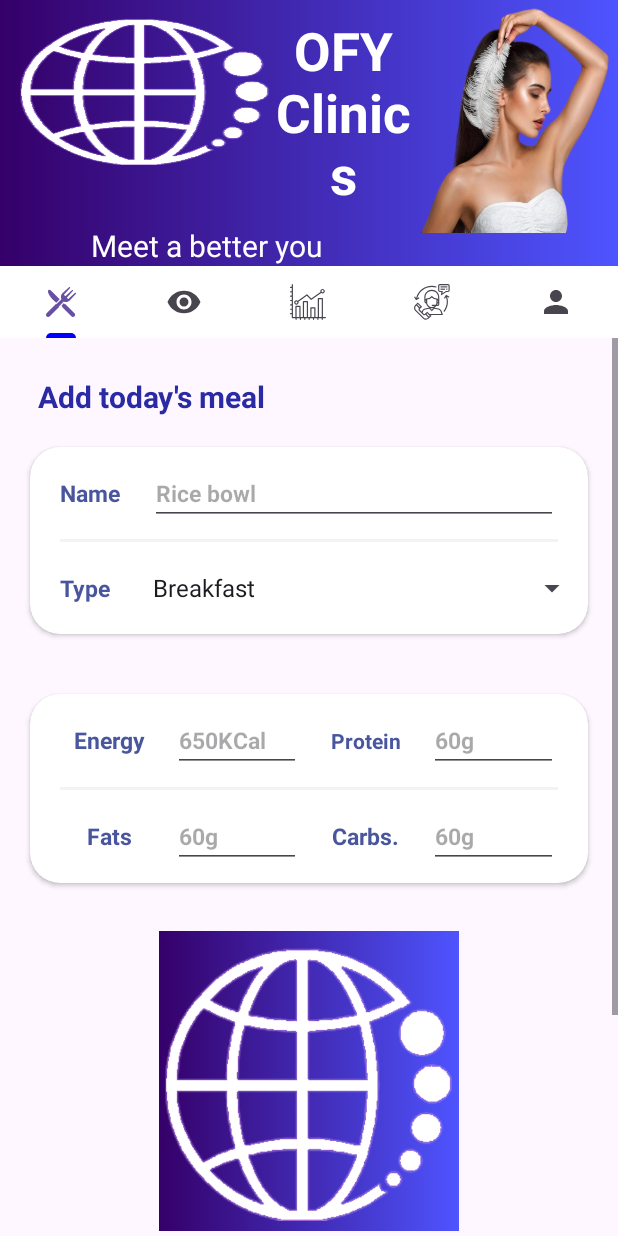
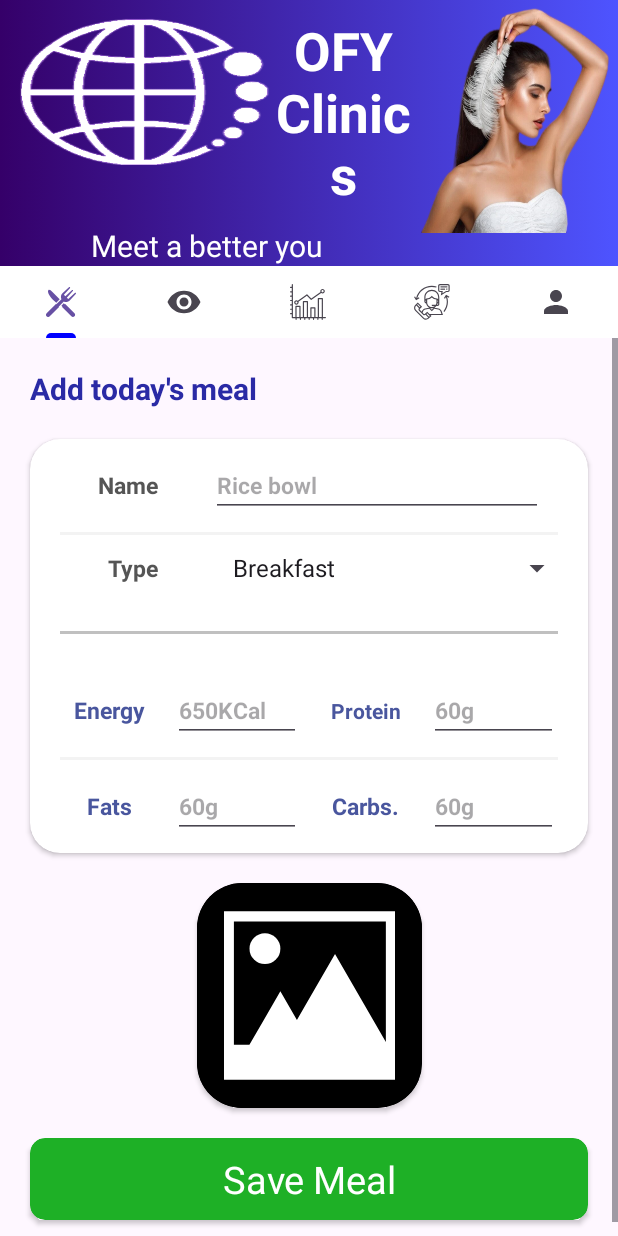
Before and after one commit to PrathameshBhagat/OFY-Wellness, an Android app: the AddMealTab screen opened directly, with no data from a screen before it, on a phone screen of 412 x 824 dp. Run offline under Robolectric (Android 15) with nearby library versions, the phone set to English and light mode, and no system bars; our stand-ins replace Firebase (no records; nobody signed in at launch, a user with empty details on screens opened directly); pictures from the network do not load.

Commit message:
Added comments and updated UI in add meal tab and view meal tab need Clr+Alt+L in add meal tab

```diff
--- a/app/src/main/java/com/ofywellness/fragments/AddMealTab.java
+++ b/app/src/main/java/com/ofywellness/fragments/AddMealTab.java
@@ -51,7 +51,7 @@ public class AddMealTab extends Fragment {
     @Override
     public View onCreateView(LayoutInflater inflater, ViewGroup container, Bundle savedInstanceState) {
         // Inflate the layout for this fragment and store it,
-        // modification for the spinner
+        // modification for getting the view object
         View view = inflater.inflate(R.layout.fragment_add_meal_tab, container, false);
 
         // Get the spinner object and set listeners for events
@@ -77,7 +77,7 @@ public class AddMealTab extends Fragment {
 
 
         // Add button to upload today's meal to the "DATABASE"
-        view.findViewById(R.id.upload_meal_button).setOnClickListener(new View.OnClickListener() {
+        view.findViewById(R.id.meal_upload_meal_button).setOnClickListener(new View.OnClickListener() {
             @Override
             public void onClick(View v) {
 
--- /dev/null
+++ b/app/src/main/res/drawable/add_image_icon.xml
@@ -0,0 +1,12 @@
+<vector xmlns:android="http://schemas.android.com/apk/res/android"
+    android:width="512dp"
+    android:height="512dp"
+    android:viewportWidth="512"
+    android:viewportHeight="512">
+  <path
+      android:fillColor="#FFFFFFFF"
+      android:pathData="M31.5,34.5v443h449v-443H31.5zM57.5,61.5h399v316.48l-57.26,-99.18L323,146.75l-76.24,132.05l-23.81,41.25l-0.71,-1.22L179.5,244.79l-42.74,74.03L98.26,385.5H57.5V61.5z"/>
+  <path
+      android:fillColor="#FFFFFFFF"
+      android:pathData="M139,133m-40.5,0a40.5,40.5 0,1 1,81 0a40.5,40.5 0,1 1,-81 0"/>
+</vector>
--- /dev/null
+++ b/app/src/main/res/drawable/next_icon.xml
@@ -0,0 +1,5 @@
+<vector xmlns:android="http://schemas.android.com/apk/res/android" android:autoMirrored="true" android:height="24dp" android:tint="#000000" android:viewportHeight="24" android:viewportWidth="24" android:width="24dp">
+
+    <path android:fillColor="@android:color/white" android:pathData="M10,6L8.59,7.41 13.17,12l-4.58,4.59L10,18l6,-6z"/>
+
+</vector>
--- a/app/src/main/res/layout/fragment_add_meal_tab.xml
+++ b/app/src/main/res/layout/fragment_add_meal_tab.xml
@@ -6,7 +6,7 @@
     android:layout_height="match_parent"
     tools:context=".fragments.AddMealTab">
 
-    <!-- LinearLayout to hold all the views -->
+    <!-- LinearLayout to hold all the views including the hidden progress bar-->
     <LinearLayout
         android:layout_width="match_parent"
         android:layout_height="wrap_content"
@@ -23,9 +23,7 @@
                 android:id="@+id/meal_add_meal_label"
                 android:layout_width="wrap_content"
                 android:layout_height="wrap_content"
-                android:layout_margin="25dp"
-                android:layout_marginStart="24dp"
-                android:layout_marginTop="24dp"
+                android:layout_margin="20dp"
                 android:text="Add today's meal"
                 android:textColor="#2A2AA5"
                 android:textSize="20sp"
@@ -33,9 +31,9 @@
                 app:layout_constraintStart_toStartOf="parent"
                 app:layout_constraintTop_toTopOf="parent" />
 
-            <!-- CardView for meal name -->
+            <!-- CardView for meal name and type -->
             <androidx.cardview.widget.CardView
-                android:id="@+id/meal_name_card"
+                android:id="@+id/meal_name_type_card"
                 android:layout_width="match_parent"
                 android:layout_height="wrap_content"
                 android:layout_margin="20dp"
@@ -44,33 +42,38 @@
                 app:layout_constraintStart_toStartOf="parent"
                 app:layout_constraintTop_toBottomOf="@+id/meal_add_meal_label">
 
+                <!-- LinearLayout for meal name and type -->
                 <LinearLayout
                     android:layout_width="match_parent"
                     android:layout_height="wrap_content"
                     android:orientation="vertical">
+
                     <!-- LinearLayout for meal name -->
                     <LinearLayout
                         android:id="@+id/meal_name_linear_layout"
                         android:layout_width="match_parent"
-                    android:layout_height="wrap_content">
+                        android:layout_height="wrap_content"
+                        android:layout_margin="10dp">
 
                         <!-- Label for meal name -->
                         <TextView
                             android:id="@+id/meal_name_label"
-                        android:layout_width="wrap_content"
+                            android:layout_width="0dp"
                             android:layout_height="wrap_content"
-                        android:padding="20dp"
+                            android:layout_weight="1"
                             android:text="Name"
-                        android:textColor="#49569E"
+                            android:textAlignment="center"
+                            android:textColor="#555555"
                             android:textSize="15sp"
                             android:textStyle="bold" />
 
                         <!-- Meal name field -->
                         <EditText
                             android:id="@+id/meal_name_field"
-                        android:layout_width="match_parent"
+                            android:layout_width="0dp"
                             android:layout_height="wrap_content"
                             android:layout_marginEnd="20dp"
+                            android:layout_weight="2"
                             android:hint="Rice bowl"
                             android:inputType="text"
                             android:textColor="#006666"
@@ -79,6 +82,7 @@
 
                     </LinearLayout>
 
+                    <!-- View for horizontal line -->
                     <View
                         android:layout_width="match_parent"
                         android:layout_height="2dp"
@@ -89,64 +93,44 @@
                     <LinearLayout
                         android:id="@+id/meal_type_linear_layout"
                         android:layout_width="match_parent"
-                    android:layout_height="wrap_content">
+                        android:layout_height="wrap_content"
+                        android:layout_margin="10dp">
 
                         <!-- Label for meal type content -->
                         <TextView
                             android:id="@+id/meal_type_label"
-                        android:layout_width="wrap_content"
+                            android:layout_width="0dp"
                             android:layout_height="wrap_content"
-                        android:padding="20dp"
+                            android:layout_weight="1"
                             android:text="Type"
-                        android:textColor="#49569E"
+                            android:textAlignment="center"
+                            android:textColor="#555555"
                             android:textSize="15sp"
                             android:textStyle="bold" />
 
                         <!-- Spinner for meal type  -->
                         <Spinner
                             android:id="@+id/meal_type_spinner"
-                        android:layout_width="match_parent"
-                        android:layout_height="wrap_content" />
+                            android:layout_width="0dp"
+                            android:layout_height="wrap_content"
+                            android:layout_weight="2" />
 
                     </LinearLayout>
-                </LinearLayout>
-            </androidx.cardview.widget.CardView>
 
-            <!-- CardView for meal type -->
-            <androidx.cardview.widget.CardView
-                android:id="@+id/meal_type_card"
+                    <!-- View for horizontal line -->
+                    <View
+                        android:layout_width="match_parent"
+                        android:layout_height="2dp"
+                        android:layout_margin="20dp"
+                        android:background="#c0c0c0" />
+
+                    <!-- LinearLayout for meal energy and protein -->
+                    <LinearLayout
+                        android:id="@+id/meal_energy_protein_linear_layout"
                         android:layout_width="match_parent"
                         android:layout_height="wrap_content"
-                android:layout_margin="20dp"
-                app:cardCornerRadius="20dp"
-                app:layout_constraintEnd_toEndOf="parent"
-                app:layout_constraintStart_toStartOf="parent"
-                app:layout_constraintTop_toBottomOf="@+id/meal_name_card">
-
-
-            </androidx.cardview.widget.CardView>
-
-            <!-- CardView for meal nutrients -->
-            <androidx.cardview.widget.CardView
-                android:id="@+id/meal_nutrients_card"
-                android:layout_width="match_parent"
-                android:layout_height="wrap_content"
-                android:layout_margin="20dp"
-                app:cardCornerRadius="20dp"
-                app:layout_constraintEnd_toEndOf="parent"
-                app:layout_constraintStart_toStartOf="parent"
-                app:layout_constraintTop_toBottomOf="@+id/meal_type_card">
-
-                <LinearLayout
-                    android:layout_width="match_parent"
-                    android:layout_height="wrap_content"
-                    android:orientation="vertical">
-                    <!-- LinearLayout for meal energy -->
-                    <LinearLayout
-                        android:id="@+id/meal_energy_linear_layout"
-                        android:layout_width="match_parent"
-                        android:layout_height="wrap_content"
-                        android:layout_margin="10dp">
+                        android:layout_margin="10dp"
+                        android:backgroundTint="@android:color/transparent">
 
                         <!-- Label for meal energy content -->
                         <TextView
@@ -199,15 +183,16 @@
 
                     </LinearLayout>
 
+                    <!-- View for horizontal line -->
                     <View
                         android:layout_width="match_parent"
                         android:layout_height="2dp"
                         android:layout_marginHorizontal="20dp"
                         android:background="#f3f3f3" />
 
-                    <!-- LinearLayout for meal fats -->
+                    <!-- LinearLayout for meal fats and carbohydrates -->
                     <LinearLayout
-                        android:id="@+id/meal_fats_linear_layout"
+                        android:id="@+id/meal_fats_carbohydrates_linear_layout"
                         android:layout_width="match_parent"
                         android:layout_height="wrap_content"
                         android:layout_margin="10dp">
@@ -236,7 +221,6 @@
                             android:textSize="15sp"
                             android:textStyle="bold" />
 
-                        <!-- LinearLayout for meal carbohydrates -->
                         <!-- Label for meal carbohydrates content -->
                         <TextView
                             android:id="@+id/meal_carbohydrates_label"
@@ -263,53 +247,40 @@
                             android:textStyle="bold" />
 
                     </LinearLayout>
+
                 </LinearLayout>
+
             </androidx.cardview.widget.CardView>
+
+            <!-- CardView for meal image -->
+            <androidx.cardview.widget.CardView
+                android:id="@+id/meal_select_image_button"
+                android:layout_width="wrap_content"
+                android:layout_height="wrap_content"
+                android:layout_margin="20dp"
+                android:backgroundTint="#000000"
+                app:cardCornerRadius="30dp"
+                app:layout_constraintEnd_toEndOf="parent"
+                app:layout_constraintStart_toStartOf="parent"
+                app:layout_constraintTop_toBottomOf="@+id/meal_name_type_card">
 
                 <!-- ImageView for uploading the image -->
                 <ImageView
                     android:id="@+id/meal_add_image_view"
-                android:layout_width="200dp"
-                android:layout_height="200dp"
-                android:layout_margin="32dp"
-                android:background="@drawable/home_background"
-                android:src="@drawable/logo_white_nobg_cropped"
-                app:layout_constraintEnd_toEndOf="parent"
-                app:layout_constraintStart_toStartOf="parent"
-                app:layout_constraintTop_toBottomOf="@+id/meal_nutrients_card" />
-
-            <!-- Card View for selecting image -->
-            <androidx.cardview.widget.CardView
-                android:id="@+id/meal_select_image_button"
-                android:layout_width="match_parent"
-                android:layout_height="wrap_content"
-                android:layout_margin="30dp"
-                android:backgroundTint="#5599ff"
-                android:padding="40dp"
-                app:cardCornerRadius="10dp"
-                app:layout_constraintEnd_toEndOf="parent"
-                app:layout_constraintStart_toStartOf="parent"
-                app:layout_constraintTop_toBottomOf="@+id/meal_add_image_view">
-
-                <!-- TextView for selecting image -->
-                <TextView
-                    android:id="@+id/seletmealview"
-                    android:layout_width="match_parent"
-                    android:layout_height="wrap_content"
+                    android:layout_width="150dp"
+                    android:layout_height="150dp"
+                    android:background="#000000"
                     android:padding="10dp"
-                    android:text="Select Image"
-                    android:textAlignment="center"
-                    android:textColor="#ffffff"
-                    android:textSize="25sp" />
+                    android:src="@drawable/add_image_icon" />
 
             </androidx.cardview.widget.CardView>
 
             <!-- Card View to upload meal -->
             <androidx.cardview.widget.CardView
-                android:id="@+id/upload_meal_button"
+                android:id="@+id/meal_upload_meal_button"
                 android:layout_width="match_parent"
                 android:layout_height="wrap_content"
-                android:layout_margin="30dp"
+                android:layout_margin="20dp"
                 android:backgroundTint="#1EB026"
                 android:padding="40dp"
                 app:cardCornerRadius="10dp"
@@ -320,7 +291,7 @@
 
                 <!-- TextView to upload meal -->
                 <TextView
-                    android:id="@+id/name"
+                    android:id="@+id/meal_save_meal_text_view"
                     android:layout_width="match_parent"
                     android:layout_height="wrap_content"
                     android:padding="10dp"
```
Also changed, not shown: app/src/main/java/com/ofywellness/fragments/ProfileTab.java (+14 -6 lines), app/src/main/java/com/ofywellness/fragments/ViewMealTab.java (+17 -12 lines), app/src/main/res/layout/fragment_view_meal.xml (+214 -198 lines). Lines whose indentation alone changed are shown as unchanged.
